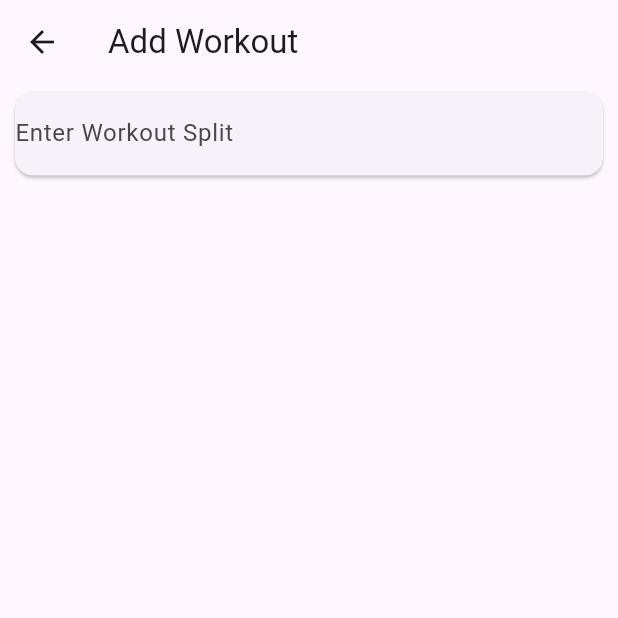
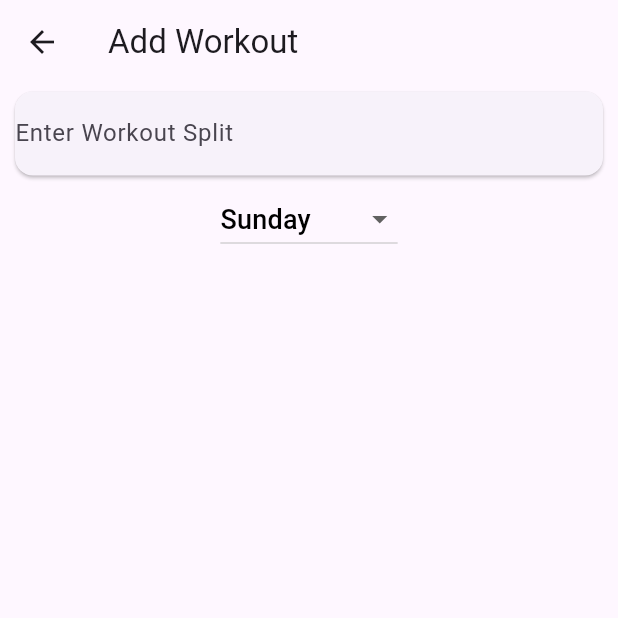
Before and after one commit to Lucifer203/GymApp, a Flutter app: the AddWorkOut screen opened directly, on a phone screen of 412 x 824 dp, the top half of it. Run offline on Flutter 3.47's test engine with Material 2 defaults, Android fonts, the phone set to English and light mode, and no system bars; missing offline and left inert: day_picker.

Commit message:
DropDown added for day select

```diff
--- a/lib/screen/addWorkout.dart
+++ b/lib/screen/addWorkout.dart
@@ -1,12 +1,26 @@
 import 'package:flutter/material.dart';
 import 'package:day_picker/day_picker.dart';
 
-class AddWorkOut extends StatelessWidget {
+class AddWorkOut extends StatefulWidget {
   const AddWorkOut({super.key});
 
+  @override
+  State<AddWorkOut> createState() => _AddWorkOutState();
+}
 
+class _AddWorkOutState extends State<AddWorkOut> {
   @override
   Widget build(BuildContext context) {
+    List DayinWeek = [
+      {'day': 'Sunday', 'id': '1'},
+      {'day': 'Monday', 'id': '2'},
+      {'day': 'Tuesday', 'id': '3'},
+      {'day': 'Wednesday', 'id': '4'},
+      {'day': 'Thursday', 'id': '5'},
+      {'day': 'Friday', 'id': '6'},
+      {'day': 'Saturday', 'id': '7'},
+    ];
+    String defaultValue = '1';
     return Scaffold(
         appBar: AppBar(
           title: Text("Add Workout"),
@@ -30,12 +44,44 @@ class AddWorkOut extends StatelessWidget {
                   ),
                 ),
               ),
+              // Container(
+              //   child: Row(
+              //     children: [],
+              //   ),
+              // )
               Container(
-              child: Row(
-                children: [],
+                child:
+                    // DropdownButton(items: [
+                    //   const DropdownMenuItem(
+                    //     child: Text("Select Day"),
+                    //     value: "",
+                    //   ),
+                    //   ...DayinWeek.map<DayInWeek<String>>((e) {
+                    //     return DropdownMenuItem(
+                    //       child: Text(e['day']),
+                    //       value: e['value'],
+                    //     );
+                    //   }).toList(),
+                    // ], value: defaultValue, onChanged: null)
+                    DropdownButton<String>(
+                        value: defaultValue,
+                        items: DayinWeek.map((e) {
+                          return DropdownMenuItem<String>(
+                            child: Text(
+                              e['day'],
+                              style: TextStyle(color: Colors.black),
                             ),
+                            value: e['id'],
+                          );
+                        }).toList(),
+                        onChanged: (newValue) {
+                          setState(() {
+                            defaultValue = newValue.toString();
+                          });
+                        }),
               )
             ],
-        )));
+          ),
+        ));
   }
 }
--- a/lib/screen/home_screen.dart
+++ b/lib/screen/home_screen.dart
@@ -19,13 +19,16 @@ class HomeScreen extends StatelessWidget {
         ),
         backgroundColor: Theme.of(context).primaryColor,
         actions: [
-          IconButton(
+          TextButton(
             onPressed: () {
               Navigator.of(context).push(MaterialPageRoute(
                 builder: (context) => AddWorkOut(),
               ));
             },
-            icon: Icon(Icons.add),
+            child: Text(
+              "Add Workout",
+              style: Styles.textStyle.copyWith(color: Colors.white),
+            ),
           ),
         ],
       ),
```
Lines whose indentation alone changed are shown as unchanged.
